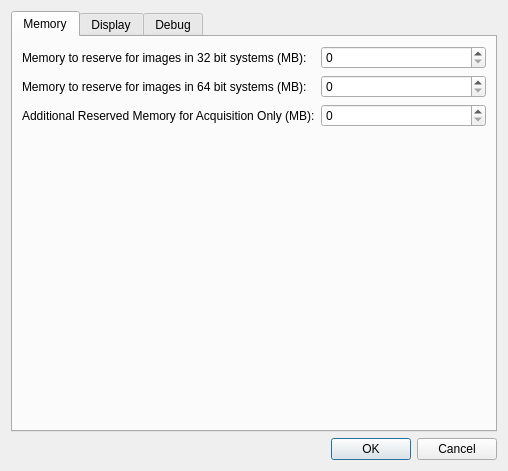
This is source/qxrdglobalpreferencesdialog.ui in guyjennings/qxrd as Qt 5 draws it before an edit. The edited form follows.
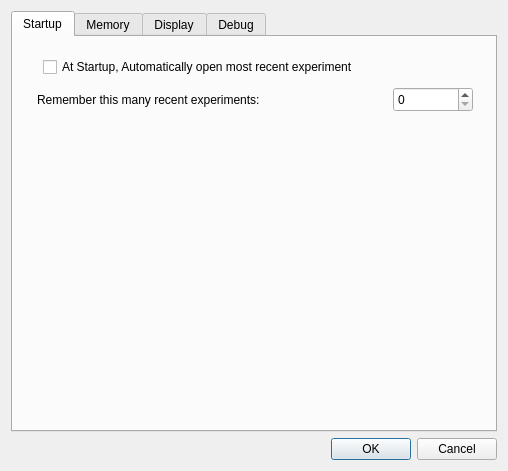
This is the edited form.

Commit message: Added OpenDirectly and RecentExperimentsSize options to global prefs dialog

Diff of the .ui file:
```diff
--- a/source/qxrdglobalpreferencesdialog.ui
+++ b/source/qxrdglobalpreferencesdialog.ui
@@ -19,6 +19,50 @@
      <property name="currentIndex">
       <number>0</number>
      </property>
+     <widget class="QWidget" name="tab">
+      <attribute name="title">
+       <string>Startup</string>
+      </attribute>
+      <widget class="QCheckBox" name="m_OpenDirectly">
+       <property name="geometry">
+        <rect>
+         <x>30</x>
+         <y>20</y>
+         <width>374</width>
+         <height>20</height>
+        </rect>
+       </property>
+       <property name="text">
+        <string>At Startup, Automatically open most recent experiment</string>
+       </property>
+      </widget>
+      <widget class="QLabel" name="label_15">
+       <property name="geometry">
+        <rect>
+         <x>24</x>
+         <y>50</y>
+         <width>346</width>
+         <height>25</height>
+        </rect>
+       </property>
+       <property name="text">
+        <string>Remember this many recent experiments:</string>
+       </property>
+      </widget>
+      <widget class="QSpinBox" name="m_RecentExperimentsSize">
+       <property name="geometry">
+        <rect>
+         <x>380</x>
+         <y>50</y>
+         <width>80</width>
+         <height>25</height>
+        </rect>
+       </property>
+       <property name="maximum">
+        <number>10</number>
+       </property>
+      </widget>
+     </widget>
      <widget class="QWidget" name="memoryPrefs">
       <attribute name="title">
        <string>Memory</string>
```
The commit also changes 1 other file.
